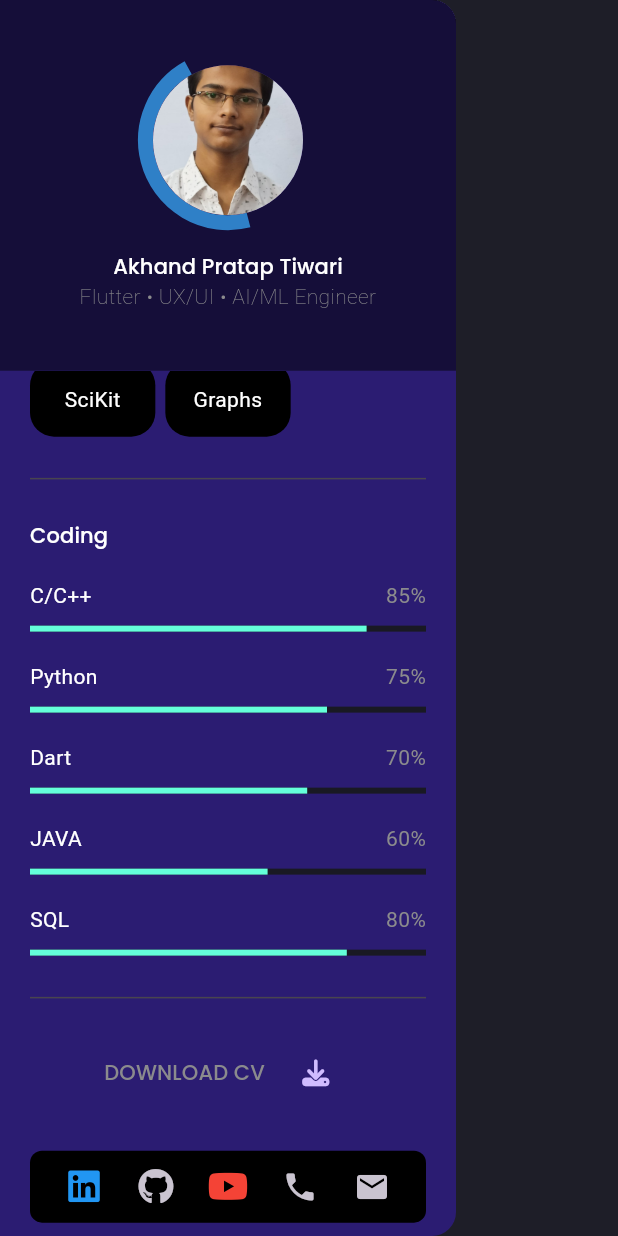
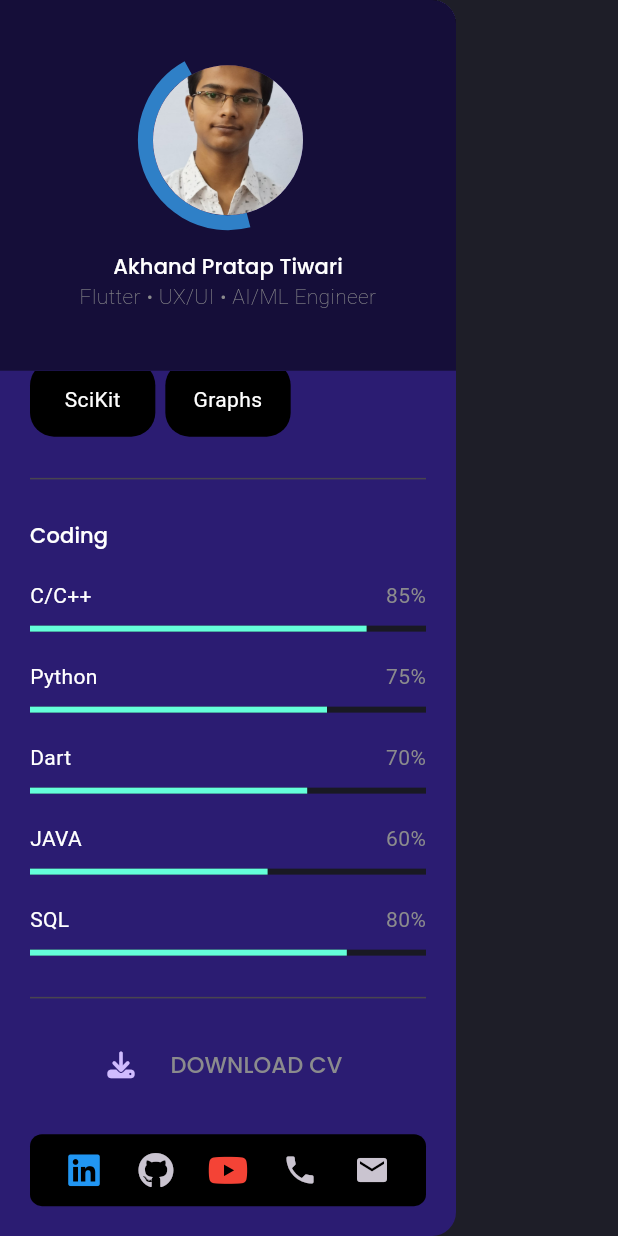
Before and after one commit to Akhand-Pratap-Tiwari/portfolio_v3, a Flutter app: the SideMenu widget shown alone on an empty page, opened directly, scrolled down 493 dp, on a phone screen of 412 x 824 dp. Run offline on Flutter 3.47's test engine with Material 3 defaults, Android fonts, the phone set to English and light mode, and no system bars; our stand-ins replace animated_text_kit, font_awesome_flutter, google_fonts, lottie; project files that could hold a hidden picture were left out.

Commit message:
- Download Resume Button Updated

```diff
--- a/lib/home_screen/side_menu/side_menu.dart
+++ b/lib/home_screen/side_menu/side_menu.dart
@@ -41,29 +41,48 @@ class SideMenu extends StatelessWidget {
                       // const Knowledges(),
                       const Divider(),
                       const SizedBox(height: defaultPadding / 2),
-                      TextButton(
-                        onPressed: () {},
-                        child: FittedBox(
-                          child: Row(
-                            children: [
-                              Text(
-                                "DOWNLOAD CV",
-                                style: TextStyle(
-                                  color: Theme.of(context)
-                                      .textTheme
-                                      .bodyLarge!
-                                      .color,
-                                ),
-                              ),
-                              const SizedBox(width: defaultPadding / 2),
-                              IconButton(
-                                onPressed: () => launchMyUrl(person!.quickLinks["downloadResume"]),
-                                icon: const FaIcon(FontAwesomeIcons.download),
-                              ),
-                            ],
+                      TextButton.icon(
+                        onPressed: () =>
+                            launchMyUrl(person!.quickLinks["downloadResume"]),
+                        icon: Padding(
+                          padding: const EdgeInsets.all(8.0),
+                          child: const FaIcon(FontAwesomeIcons.download),
+                        ),
+                        label: Padding(
+                          padding: const EdgeInsets.all(8.0),
+                          child: Text(
+                            "DOWNLOAD CV",
+                            style: TextStyle(
+                              // height: 5,
+                              fontSize: 15,
+                              color: Theme.of(context).textTheme.bodyLarge!.color,
+                            ),
                           ),
                         ),
                       ),
+                      // TextButton(
+                      //   onPressed: () => launchMyUrl(person!.quickLinks["downloadResume"]),
+                      //   child: FittedBox(
+                      //     child: Row(
+                      //       children: [
+                      //         Text(
+                      //           "DOWNLOAD CV",
+                      //           style: TextStyle(
+                      //             color: Theme.of(context)
+                      //                 .textTheme
+                      //                 .bodyLarge!
+                      //                 .color,
+                      //           ),
+                      //         ),
+                      //         const SizedBox(width: defaultPadding / 2),
+                      //         IconButton(
+                      //           onPressed: () => launchMyUrl(person!.quickLinks["downloadResume"]),
+                      //           icon: const FaIcon(FontAwesomeIcons.download),
+                      //         ),
+                      //       ],
+                      //     ),
+                      //   ),
+                      // ),
                       const SizedBox(height: defaultPadding),
                       // QuickLinksHorizontal(),
                       const QuickLinksBar(
```
